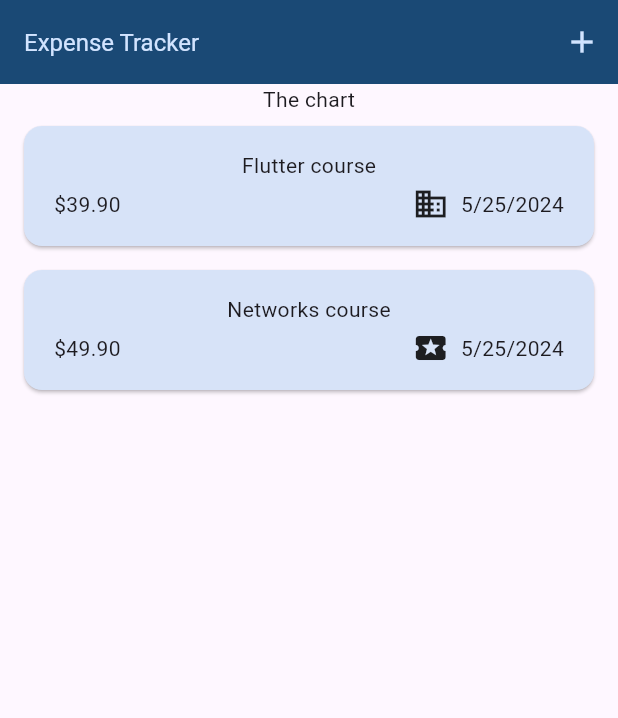
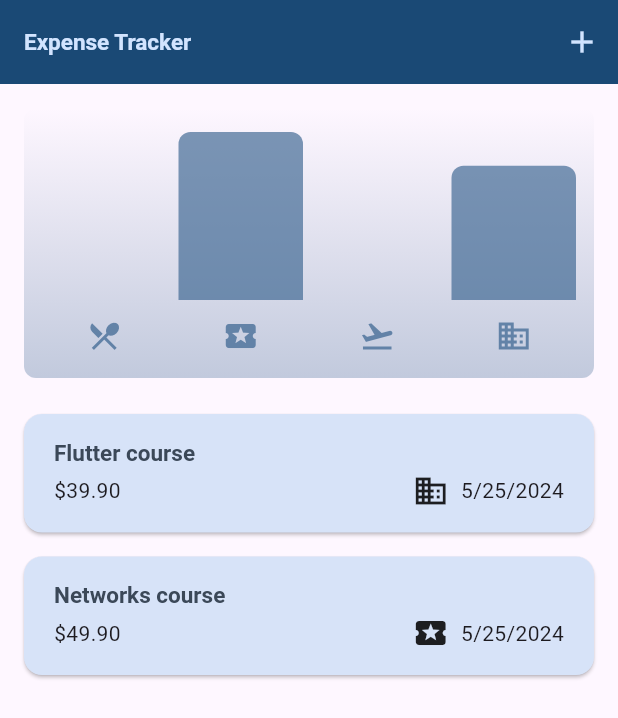
Before and after one commit to Abdullah-XDev/Tracker-App, a Flutter app: the screen it shows after launch, on a phone screen of 412 x 824 dp. Shown: the top 718 px of the screen. Run offline on Flutter 3.47's test engine with Material 3 defaults, Android fonts, the phone set to English and light mode, and no system bars.

```diff
--- a/lib/main.dart
+++ b/lib/main.dart
@@ -1,12 +1,32 @@
 import 'package:flutter/material.dart';
 import 'package:tracker/widgets/expenses.dart';
 
-var kColorScheme =
-    ColorScheme.fromSeed(seedColor: const Color.fromARGB(255, 72, 132, 195));
+var kColorScheme = ColorScheme.fromSeed(
+  seedColor: const Color.fromARGB(255, 72, 132, 195),
+);
+
+var kDarkColorScheme = ColorScheme.fromSeed(
+  brightness: Brightness.dark,
+  seedColor: const Color.fromARGB(255, 120, 170, 222),
+);
 
 void main() {
   runApp(
     MaterialApp(
+        darkTheme: ThemeData.dark()
+            .copyWith(useMaterial3: true, colorScheme: kDarkColorScheme,
+            cardTheme: const CardTheme().copyWith(
+            color: kDarkColorScheme.secondaryContainer,
+            margin: const EdgeInsets.symmetric(horizontal: 16, vertical: 8,
+            ),
+            ),
+            elevatedButtonTheme: ElevatedButtonThemeData(
+            style: ElevatedButton.styleFrom(
+              backgroundColor: kDarkColorScheme.primaryContainer,
+              foregroundColor: kDarkColorScheme.onPrimaryContainer,
+            ),
+            ),
+            ),
         theme: ThemeData().copyWith(
           useMaterial3: true,
           colorScheme: kColorScheme,
@@ -25,12 +45,13 @@ void main() {
           ),
           textTheme: ThemeData().textTheme.copyWith(
                 titleLarge: TextStyle(
-                    fontWeight: FontWeight.normal,
-                    color: kColorScheme.onSecondaryContainer,
-                    fontSize: 16,
-                    ),
+                  fontWeight: FontWeight.bold,
+                  color: kColorScheme.onSecondaryContainer,
+                  fontSize: 15,
+                ),
               ),
         ),
+        themeMode: ThemeMode.system,
         home: const Expenses()),
   );
 }
--- a/lib/models/expense.dart
+++ b/lib/models/expense.dart
@@ -33,3 +33,23 @@ class Expense {
     return formatter.format(date);
   }
 }
+
+class ExpenseBucket {
+  const ExpenseBucket({required this.category, required this.expenses});
+
+
+ExpenseBucket.forCategory(List<Expense> allExpenses, this.category)
+      : expenses = allExpenses.where((expense) => expense.category == category).toList();
+
+  final Category category;
+  final List<Expense> expenses;
+
+  double get totalExpenses {
+    double sum = 0;
+    for (final expense in expenses) {
+      sum += expense.amount; //sum = sum + expense.amount
+    }
+
+    return sum;
+  }
+}
--- /dev/null
+++ b/lib/widgets/chart/chart.dart
@@ -0,0 +1,94 @@
+import 'package:flutter/material.dart';
+import 'package:tracker/widgets/chart/chart_bar.dart';
+import 'package:tracker/models/expense.dart';
+
+class Chart extends StatelessWidget {
+  const Chart({super.key, required this.expenses});
+
+  final List<Expense> expenses;
+
+  List<ExpenseBucket> get buckets {
+    return [
+      ExpenseBucket.forCategory(expenses, Category.food),
+      ExpenseBucket.forCategory(expenses, Category.leisure),
+      ExpenseBucket.forCategory(expenses, Category.travel),
+      ExpenseBucket.forCategory(expenses, Category.work),
+    ];
+  }
+
+  double get maxTotalExpense {
+    double maxTotalExpense = 0;
+
+    for (final bucket in buckets) {
+      if (bucket.totalExpenses > maxTotalExpense) {
+        maxTotalExpense = bucket.totalExpenses;
+      }
+    }
+
+    return maxTotalExpense;
+  }
+
+  @override
+  Widget build(BuildContext context) {
+    final isDarkMode =
+        MediaQuery.of(context).platformBrightness == Brightness.dark;
+    return Container(
+      margin: const EdgeInsets.all(16),
+      padding: const EdgeInsets.symmetric(
+        vertical: 16,
+        horizontal: 8,
+      ),
+      width: double.infinity,
+      height: 180,
+      decoration: BoxDecoration(
+        borderRadius: BorderRadius.circular(8),
+        gradient: LinearGradient(
+          colors: [
+            Theme.of(context).colorScheme.primary.withOpacity(0.3),
+            Theme.of(context).colorScheme.primary.withOpacity(0.0)
+          ],
+          begin: Alignment.bottomCenter,
+          end: Alignment.topCenter,
+        ),
+      ),
+      child: Column(
+        children: [
+          Expanded(
+            child: Row(
+              crossAxisAlignment: CrossAxisAlignment.end,
+              children: [
+                for (final bucket in buckets) // alternative to map()
+                  ChartBar(
+                    fill: bucket.totalExpenses == 0
+                        ? 0
+                        : bucket.totalExpenses / maxTotalExpense,
+                  )
+              ],
+            ),
+          ),
+          const SizedBox(height: 12),
+          Row(
+            children: buckets
+                .map(
+                  (bucket) => Expanded(
+                    child: Padding(
+                      padding: const EdgeInsets.symmetric(horizontal: 4),
+                      child: Icon(
+                        categoryIcons[bucket.category],
+                        color: isDarkMode
+                            ? Theme.of(context).colorScheme.secondary
+                            : Theme.of(context)
+                                .colorScheme
+                                .primary
+                                .withOpacity(0.7),
+                      ),
+                    ),
+                  ),
+                )
+                .toList(),
+          )
+        ],
+      ),
+    );
+  }
+}
--- /dev/null
+++ b/lib/widgets/chart/chart_bar.dart
@@ -0,0 +1,34 @@
+import 'package:flutter/material.dart';
+
+class ChartBar extends StatelessWidget {
+  const ChartBar({
+    super.key,
+    required this.fill,
+  });
+
+  final double fill;
+
+  @override
+  Widget build(BuildContext context) {
+    final isDarkMode =
+        MediaQuery.of(context).platformBrightness == Brightness.dark;
+    return Expanded(
+      child: Padding(
+        padding: const EdgeInsets.symmetric(horizontal: 4),
+        child: FractionallySizedBox(
+          heightFactor: fill,
+          child: DecoratedBox(
+            decoration: BoxDecoration(
+              shape: BoxShape.rectangle,
+              borderRadius:
+                  const BorderRadius.vertical(top: Radius.circular(8)),
+              color: isDarkMode
+                  ? Theme.of(context).colorScheme.secondary
+                  : Theme.of(context).colorScheme.primary.withOpacity(0.65),
+            ),
+          ),
+        ),
+      ),
+    );
+  }
+}
--- a/lib/widgets/expenses.dart
+++ b/lib/widgets/expenses.dart
@@ -1,4 +1,5 @@
 import 'package:flutter/material.dart';
+import 'package:tracker/widgets/chart/chart.dart';
 import 'package:tracker/widgets/expenses_list/expenses_list.dart';
 import 'package:tracker/models/expense.dart';
 import 'package:tracker/widgets/new_expense.dart';
@@ -77,7 +78,7 @@ class _ExpensesState extends State<Expenses> {
 
     return Scaffold(
       appBar: AppBar(
-        title: const Text('Expense Tracker'),
+        title: const Text('Expense Tracker'), //تتبع نفقاتك
         actions: [
           IconButton(
             onPressed: _openAddExpenseOverlay,
@@ -87,7 +88,7 @@ class _ExpensesState extends State<Expenses> {
       ),
       body: Column(
         children: [
-          const Text('The chart'),
+          Chart(expenses: _registredExpenses),
           Expanded(
             child: mainContent,
           ),
--- a/lib/widgets/expenses_list/expenses_item.dart
+++ b/lib/widgets/expenses_list/expenses_item.dart
@@ -1,9 +1,8 @@
 import 'package:flutter/material.dart';
-import 'package:flutter/widgets.dart';
 import 'package:tracker/models/expense.dart';
 
 class ExpenseItem extends StatelessWidget {
- const ExpenseItem({Key? key, required this.expense}) : super(key: key);
+ const ExpenseItem({super.key, required this.expense});
 
 
   final Expense expense;
@@ -16,8 +15,9 @@ class ExpenseItem extends StatelessWidget {
         horizontal: 20,
         ),
       child: Column(
+        crossAxisAlignment: CrossAxisAlignment.start,
         children: [
-          Text(expense.title),
+          Text(expense.title, style: Theme.of(context).textTheme.titleLarge,),
           const SizedBox(height: 4),
           Row(children:[
             Text('\$${expense.amount.toStringAsFixed(2)}'),
--- a/lib/widgets/expenses_list/expenses_list.dart
+++ b/lib/widgets/expenses_list/expenses_list.dart
@@ -15,10 +15,17 @@ class ExpensesList extends StatelessWidget {
       itemCount: expenses.length,
       itemBuilder: (ctx, index) => Dismissible(
         key: ValueKey(expenses[index]),
+        background: Container(
+          color: Theme.of(context).colorScheme.error.withOpacity(0.75),
+          margin: EdgeInsets.symmetric(
+            horizontal: Theme.of(context).cardTheme.margin!.horizontal,
+          ),
+        ),
         onDismissed: (direction) {
           onRemoveExpense(expenses[index]);
         },
         child: ExpenseItem(expense: expenses[index]),
-            ));
+      ),
+    );
   }
 }
```
Lines whose indentation alone changed are shown as unchanged.
